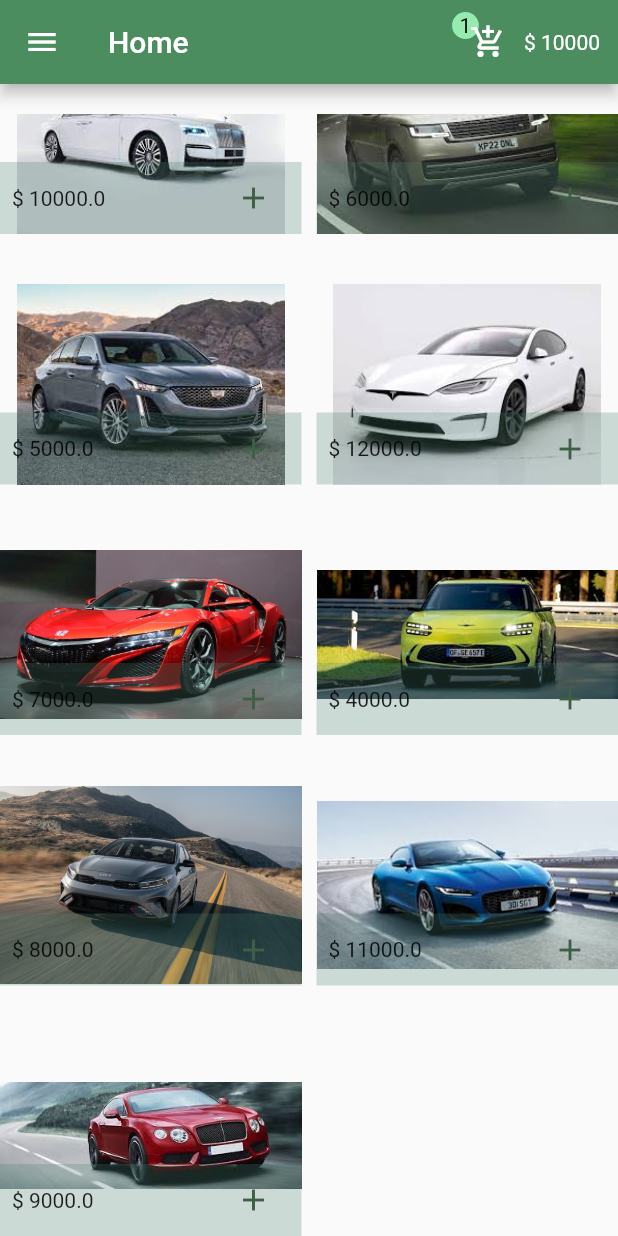
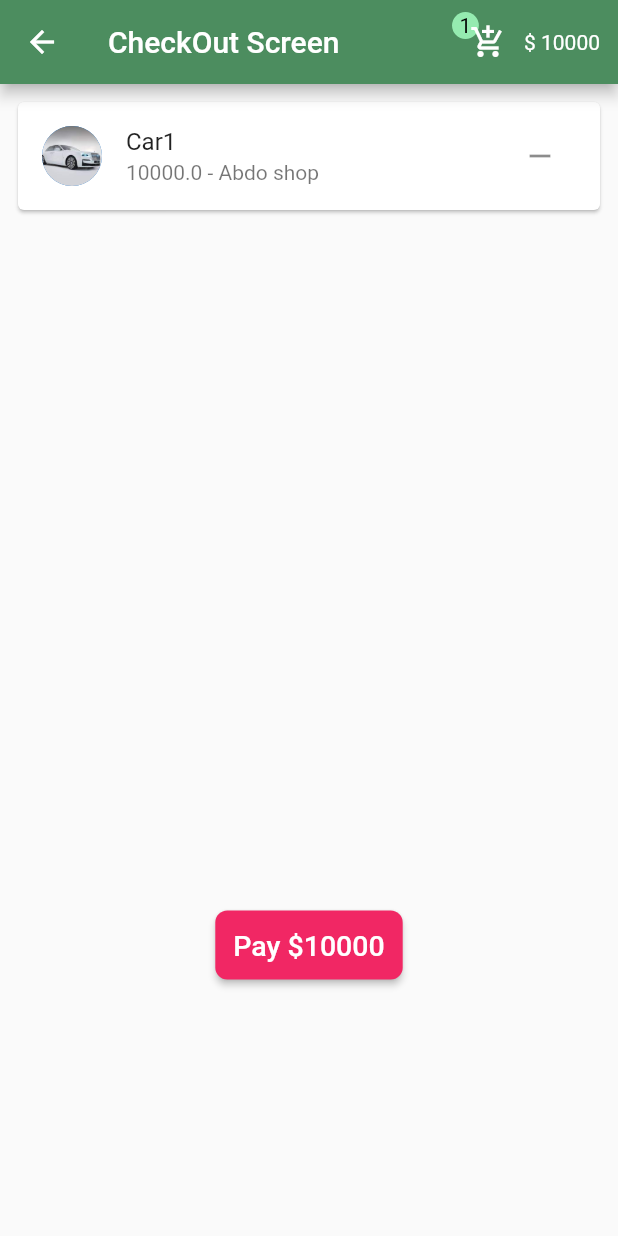
Before and after one commit to Abd0Khalifa/flutter_e_commerce_app, a Flutter app: the Home screen opened directly, scrolled down 54 dp, after a tap on the "add" icon, after a tap on the "add shopping cart" icon, on a phone screen of 412 x 824 dp. Run offline on Flutter 3.47's test engine with Material 2 defaults, Android fonts, the phone set to English and light mode, and no system bars.

Commit message:
Abdulrahman Khalifa CheckOut screen

```diff
--- a/lib/main.dart
+++ b/lib/main.dart
@@ -2,6 +2,7 @@ import 'package:flutter/material.dart';
 import 'package:flutter_e_commerce_app/pages/details_screen.dart';
 import 'package:flutter_e_commerce_app/pages/home.dart';
 import 'package:provider/provider.dart';
+import 'pages/checkout.dart';
 import 'pages/login.dart';
 import 'pages/register.dart';
 import 'provider/cart.dart';
--- a/lib/model/item.dart
+++ b/lib/model/item.dart
@@ -2,18 +2,20 @@ class Item {
   String imgPath;
   double price;
   String location;
+  String name;
 
-  Item({required this.imgPath, required this.price, this.location = "Main branch"});
+
+  Item({required this.name, required this.imgPath, required this.price, this.location = "Main branch"});
 }
 
 final List<Item> itemes = [
-  Item(imgPath: "assets/images/1.jpg", price: 10000, location: "Abdo shop"),
-  Item(imgPath: "assets/images/2.jpg", price: 6000),
-  Item(imgPath: "assets/images/3.jpg", price: 5000),
-  Item(imgPath: "assets/images/4.jpg", price: 12000),
-  Item(imgPath: "assets/images/5.jpg", price: 7000),
-  Item(imgPath: "assets/images/6.jpg", price: 4000),
-  Item(imgPath: "assets/images/7.jpg", price: 8000),
-  Item(imgPath: "assets/images/8.jpg", price: 11000),
-  Item(imgPath: "assets/images/9.jpg", price: 9000),
+  Item(name: "Car1",imgPath: "assets/images/1.jpg", price: 10000, location: "Abdo shop"),
+  Item(name: "Car2",imgPath: "assets/images/2.jpg", price: 6000),
+  Item(name: "Car3",imgPath: "assets/images/3.jpg", price: 5000),
+  Item(name: "Car4",imgPath: "assets/images/4.jpg", price: 12000),
+  Item(name: "Car5",imgPath: "assets/images/5.jpg", price: 7000),
+  Item(name: "Car6",imgPath: "assets/images/6.jpg", price: 4000),
+  Item(name: "Car7",imgPath: "assets/images/7.jpg", price: 8000),
+  Item(name: "Car8",imgPath: "assets/images/8.jpg", price: 11000),
+  Item(name: "Car9",imgPath: "assets/images/9.jpg", price: 9000),
 ];
--- /dev/null
+++ b/lib/pages/checkout.dart
@@ -0,0 +1,67 @@
+import 'package:flutter/material.dart';
+import 'package:flutter_e_commerce_app/shared/appbar.dart';
+import 'package:flutter_e_commerce_app/shared/colors.dart';
+import 'package:provider/provider.dart';
+
+import '../provider/cart.dart';
+
+class CheckOut extends StatelessWidget {
+  const CheckOut({super.key});
+
+  @override
+  Widget build(BuildContext context) {
+    final cartt = Provider.of<Cart>(context);
+
+    return Scaffold(
+      appBar: AppBar(
+        backgroundColor: appbarGreen,
+        title: const Text("CheckOut Screen"),
+        actions: const [ProductsAndPrice()],
+      ),
+      body: Column(
+        children: [
+          SingleChildScrollView(
+            child: SizedBox(
+              height: 550,
+              child: ListView.builder(
+                  padding: const EdgeInsets.all(8),
+                  itemCount: cartt.selectedProducts.length,
+                  itemBuilder: (BuildContext context, int index) {
+                    return Card(
+                      child: ListTile(
+                        title: Text(cartt.selectedProducts[index].name),
+                        subtitle: Text(
+                            "${cartt.selectedProducts[index].price} - ${cartt.selectedProducts[index].location}"),
+                        leading: CircleAvatar(
+                          backgroundImage:
+                              AssetImage(cartt.selectedProducts[index].imgPath),
+                        ),
+                        trailing: IconButton(
+                            onPressed: () {
+                              cartt.delete(cartt.selectedProducts[index]);
+                            },
+                            icon: const Icon(Icons.remove)),
+                      ),
+                    );
+                  }),
+            ),
+          ),
+          ElevatedButton(
+            onPressed: () {},
+            // ignore: sort_child_properties_last
+            child: Text(
+              "Pay \$${cartt.price}",
+              style: const TextStyle(fontSize: 19),
+            ),
+            style: ButtonStyle(
+              backgroundColor: MaterialStateProperty.all(BTNpink),
+              padding: MaterialStateProperty.all(const EdgeInsets.all(12)),
+              shape: MaterialStateProperty.all(RoundedRectangleBorder(
+                  borderRadius: BorderRadius.circular(8))),
+            ),
+          ),
+        ],
+      ),
+    );
+  }
+}
--- a/lib/pages/details_screen.dart
+++ b/lib/pages/details_screen.dart
@@ -1,6 +1,7 @@
 import 'package:flutter/material.dart';
 import 'package:flutter_e_commerce_app/model/item.dart';
 
+import '../shared/appbar.dart';
 import '../shared/colors.dart';
 
 class Details extends StatefulWidget {
@@ -21,34 +22,7 @@ class _DetailsState extends State<Details> {
       appBar: AppBar(
         backgroundColor: appbarGreen,
         title: const Text("Details Screen"),
-        actions: [
-          Row(
-            children: [
-              Stack(
-                children: [
-                  Container(
-                      // ignore: prefer_const_constructors, sort_child_properties_last
-                      child: Text(
-                        "8",
-                        style: const TextStyle(
-                            color: Color.fromARGB(255, 0, 0, 0)),
-                      ),
-                      padding: const EdgeInsets.all(5),
-                      decoration: const BoxDecoration(
-                          color: Color.fromARGB(211, 164, 255, 193),
-                          shape: BoxShape.circle)),
-                  IconButton(
-                      onPressed: () {},
-                      icon: const Icon(Icons.add_shopping_cart)),
-                ],
-              ),
-              const Padding(
-                padding: EdgeInsets.only(right: 12),
-                child: Text("\$ 128"),
-              )
-            ],
-          )
-        ],
+        actions: const [ProductsAndPrice()],
       ),
       body: SingleChildScrollView(
         child: Column(
--- a/lib/pages/home.dart
+++ b/lib/pages/home.dart
@@ -5,12 +5,16 @@ import 'package:flutter_e_commerce_app/shared/colors.dart';
 import 'package:provider/provider.dart';
 
 import '../model/item.dart';
+import '../shared/appbar.dart';
+import 'checkout.dart';
 
 class Home extends StatelessWidget {
   const Home({super.key});
 
   @override
   Widget build(BuildContext context) {
+    final cartt = Provider.of<Cart>(context);
+
     return Scaffold(
       body: Padding(
         padding: const EdgeInsets.only(top: 20),
@@ -39,15 +43,13 @@ class Home extends StatelessWidget {
                       child: Image.asset(itemes[index].imgPath)),
                   footer: GridTileBar(
                     backgroundColor: const Color.fromARGB(66, 73, 127, 110),
-                    trailing: Consumer<Cart>(builder: ((context, Cartt, child) {
-                      return IconButton(
-                          color: const Color.fromARGB(255, 62, 94, 70),
-                          onPressed: () {
-                            Cartt.add(itemes[index]);
-                          },
-                          icon: const Icon(Icons.add));
-                    })),
-                    leading:  Text("\$ ${itemes[index].price}"),
+                    trailing: IconButton(
+                        color: const Color.fromARGB(255, 62, 94, 70),
+                        onPressed: () {
+                          cartt.add(itemes[index]);
+                        },
+                        icon: const Icon(Icons.add)),
+                    leading: Text("\$ ${itemes[index].price}"),
                     title: const Text(
                       "",
                     ),
@@ -81,11 +83,25 @@ class Home extends StatelessWidget {
                 ListTile(
                     title: const Text("Home"),
                     leading: const Icon(Icons.home),
-                    onTap: () {}),
+                    onTap: () {
+                      Navigator.push(
+                    context,
+                    MaterialPageRoute(
+                      builder: (context) => const Home(),
+                    ),
+                  );
+                    }),
                 ListTile(
                     title: const Text("My products"),
                     leading: const Icon(Icons.add_shopping_cart),
-                    onTap: () {}),
+                    onTap: () {
+                      Navigator.push(
+                        context,
+                        MaterialPageRoute(
+                          builder: (context) => const CheckOut(),
+                        ),
+                      );
+                    }),
                 ListTile(
                     title: const Text("About"),
                     leading: const Icon(Icons.help_center),
@@ -107,39 +123,7 @@ class Home extends StatelessWidget {
       appBar: AppBar(
         backgroundColor: appbarGreen,
         title: const Text("Home"),
-        actions: [
-          Consumer<Cart>(builder: ((context, classInstancee, child) {
-            return Row(
-              children: [
-                Stack(
-                  children: [
-                    Container(
-                        // ignore: prefer_const_constructors, sort_child_properties_last
-                        child: Text(
-                          "${classInstancee.selectedProducts.length}",
-                          style: const TextStyle(
-                              color: Color.fromARGB(255, 0, 0, 0)),
-                        ),
-                        padding: const EdgeInsets.all(5),
-                        decoration: const BoxDecoration(
-                            color: Color.fromARGB(211, 164, 255, 193),
-                            shape: BoxShape.circle)),
-                    IconButton(
-                        onPressed: () {},
-                        icon: const Icon(Icons.add_shopping_cart)),
-                  ],
-                ),
-                 Padding(
-                  padding: EdgeInsets.only(right: 12),
-                  child: Text(
-                    "\$ ${classInstancee.price}",
-                  ),
-                ),
-              ],
-            );
-
-          })),
-        ],
+        actions: const [ProductsAndPrice()],
       ),
     );
   }
--- a/lib/provider/cart.dart
+++ b/lib/provider/cart.dart
@@ -10,4 +10,14 @@ class Cart with ChangeNotifier {
     price += product.price.round();
     notifyListeners();
   }
+
+  delete(Item product) {
+    selectedProducts.remove(product);
+    price -= product.price.round();
+    notifyListeners();
+  }
+
+  get itemCount {
+    return selectedProducts.length;
+  }
 }
--- /dev/null
+++ b/lib/shared/appbar.dart
@@ -0,0 +1,49 @@
+import 'package:flutter/material.dart';
+import 'package:flutter_e_commerce_app/provider/cart.dart';
+import 'package:provider/provider.dart';
+
+import '../pages/checkout.dart';
+
+class ProductsAndPrice extends StatelessWidget {
+  const ProductsAndPrice({super.key});
+
+  @override
+  Widget build(BuildContext context) {
+    final cartt = Provider.of<Cart>(context);
+
+    return Row(
+      children: [
+        Stack(
+          children: [
+            Container(
+                // ignore: prefer_const_constructors, sort_child_properties_last
+                child: Text(
+                  "${cartt.itemCount}",
+                  style: const TextStyle(color: Color.fromARGB(255, 0, 0, 0)),
+                ),
+                padding: const EdgeInsets.all(5),
+                decoration: const BoxDecoration(
+                    color: Color.fromARGB(211, 164, 255, 193),
+                    shape: BoxShape.circle)),
+            IconButton(
+                onPressed: () {
+                  Navigator.push(
+                    context,
+                    MaterialPageRoute(
+                      builder: (context) => const CheckOut(),
+                    ),
+                  );
+                },
+                icon: const Icon(Icons.add_shopping_cart)),
+          ],
+        ),
+        Padding(
+          padding: const EdgeInsets.only(right: 12),
+          child: Text(
+            "\$ ${cartt.price}",
+          ),
+        ),
+      ],
+    );
+  }
+}
```
